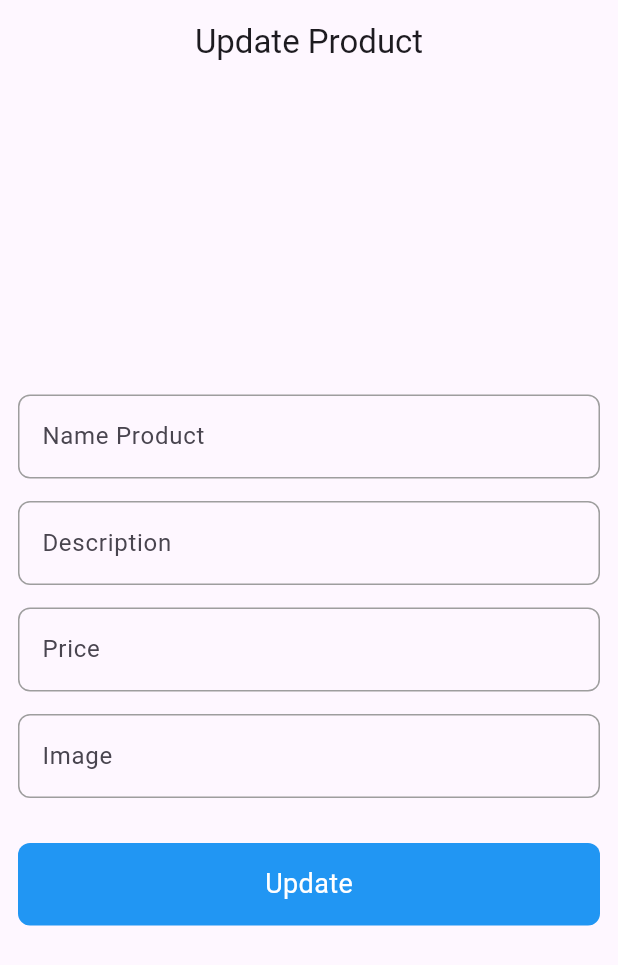
After one commit to yasser-osamaa/Simple-Store-App, a Flutter app: the EditProductView screen opened by its route, on a phone screen of 412 x 824 dp. The commit adds this screen. Shown: the top 965 px of the screen. Run offline on Flutter 3.47's test engine with Material 3 defaults, Android fonts, the phone set to English and light mode, and no system bars; our stand-ins replace dio, font_awesome_flutter; network calls fail.

Commit message:
update product ui done

```diff
--- a/lib/main.dart
+++ b/lib/main.dart
@@ -1,4 +1,5 @@
 import 'package:flutter/material.dart';
+import 'package:store_app/views/edit_product_view.dart';
 import 'package:store_app/views/home_view.dart';
 
 void main() {
@@ -14,6 +15,7 @@ class StoreApp extends StatelessWidget {
       debugShowCheckedModeBanner: false,
       routes: {
         HomeView.id: (context) => const HomeView(),
+        EditProductView.id: (context) => const EditProductView(),
       },
       initialRoute: HomeView.id,
     );
--- /dev/null
+++ b/lib/views/edit_product_view.dart
@@ -0,0 +1,51 @@
+import 'package:flutter/material.dart';
+import 'package:store_app/widgets/custom_button.dart';
+import 'package:store_app/widgets/custom_text_field.dart';
+
+class EditProductView extends StatelessWidget {
+  const EditProductView({super.key});
+  static String id = 'EditProductView';
+  @override
+  Widget build(BuildContext context) {
+    return Scaffold(
+      appBar: AppBar(
+        title: const Text('Update Product'),
+        centerTitle: true,
+        automaticallyImplyLeading: false,
+      ),
+      body: const Padding(
+        padding: EdgeInsets.all(12),
+        child: Column(
+          mainAxisAlignment: MainAxisAlignment.center,
+          children: [
+            CustomTextFormField(
+              hintText: 'Name Product',
+            ),
+            SizedBox(
+              height: 15,
+            ),
+            CustomTextFormField(
+              hintText: 'Description',
+            ),
+            SizedBox(
+              height: 15,
+            ),
+            CustomTextFormField(
+              hintText: 'Price',
+            ),
+            SizedBox(
+              height: 15,
+            ),
+            CustomTextFormField(
+              hintText: 'Image',
+            ),
+            SizedBox(
+              height: 30,
+            ),
+            CustomButton(name: 'Update'),
+          ],
+        ),
+      ),
+    );
+  }
+}
--- /dev/null
+++ b/lib/widgets/custom_button.dart
@@ -0,0 +1,34 @@
+import 'package:flutter/material.dart';
+
+class CustomButton extends StatelessWidget {
+  const CustomButton({
+    super.key,
+    required this.name,
+    this.onTap,
+  });
+  final String name;
+  final Function()? onTap;
+  @override
+  Widget build(BuildContext context) {
+    return GestureDetector(
+      onTap: onTap,
+      child: Container(
+        width: MediaQuery.of(context).size.width,
+        height: 55,
+        decoration: BoxDecoration(
+          color: Colors.blue,
+          borderRadius: BorderRadius.circular(8),
+        ),
+        child: Center(
+          child: Text(
+            name,
+            style: const TextStyle(
+              color: Colors.white,
+              fontSize: 18,
+            ),
+          ),
+        ),
+      ),
+    );
+  }
+}
--- a/lib/widgets/custom_product_card.dart
+++ b/lib/widgets/custom_product_card.dart
@@ -1,5 +1,6 @@
 import 'package:flutter/material.dart';
 import 'package:store_app/models/product_model.dart';
+import 'package:store_app/views/edit_product_view.dart';
 
 class CustomProductCard extends StatelessWidget {
   const CustomProductCard({
@@ -9,7 +10,11 @@ class CustomProductCard extends StatelessWidget {
   final ProductModel product;
   @override
   Widget build(BuildContext context) {
-    return Stack(
+    return GestureDetector(
+      onTap: () {
+        Navigator.pushNamed(context, EditProductView.id);
+      },
+      child: Stack(
         clipBehavior: Clip.none,
         children: [
           Container(
@@ -26,7 +31,8 @@ class CustomProductCard extends StatelessWidget {
             child: Card(
               elevation: 10,
               child: Padding(
-              padding: const EdgeInsets.symmetric(horizontal: 16, vertical: 16),
+                padding:
+                    const EdgeInsets.symmetric(horizontal: 16, vertical: 16),
                 child: Column(
                   mainAxisAlignment: MainAxisAlignment.end,
                   crossAxisAlignment: CrossAxisAlignment.start,
@@ -76,6 +82,7 @@ class CustomProductCard extends StatelessWidget {
             ),
           ),
         ],
+      ),
     );
   }
 }
--- /dev/null
+++ b/lib/widgets/custom_text_field.dart
@@ -0,0 +1,41 @@
+import 'package:flutter/material.dart';
+
+class CustomTextFormField extends StatelessWidget {
+  const CustomTextFormField(
+      {super.key,
+      this.hintText,
+      this.onChanged,
+      this.obscureText = false,
+      this.suffixIcon});
+  final Function(String)? onChanged;
+  final String? hintText;
+  final bool? obscureText;
+  final Widget? suffixIcon;
+  @override
+  Widget build(BuildContext context) {
+    return TextFormField(
+      obscureText: obscureText!,
+      validator: (value) {
+        if (value!.isEmpty) {
+          return 'Field is Required';
+        } else {
+          return null;
+        }
+      },
+      onChanged: onChanged,
+      decoration: InputDecoration(
+        suffixIcon: suffixIcon,
+        suffixIconColor: Colors.white,
+        hintText: hintText,
+        border: OutlineInputBorder(
+          borderRadius: BorderRadius.circular(8),
+          borderSide: const BorderSide(color: Colors.grey),
+        ),
+        enabledBorder: OutlineInputBorder(
+          borderRadius: BorderRadius.circular(8),
+          borderSide: const BorderSide(color: Colors.grey),
+        ),
+      ),
+    );
+  }
+}
```
Lines whose indentation alone changed are shown as unchanged.
